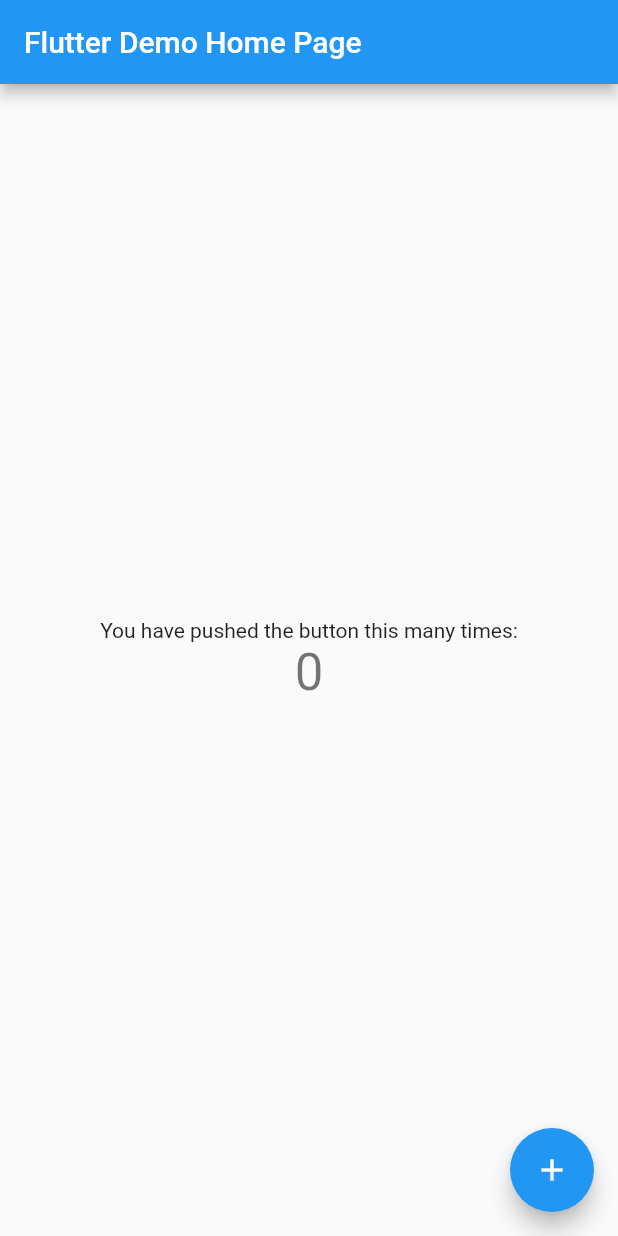
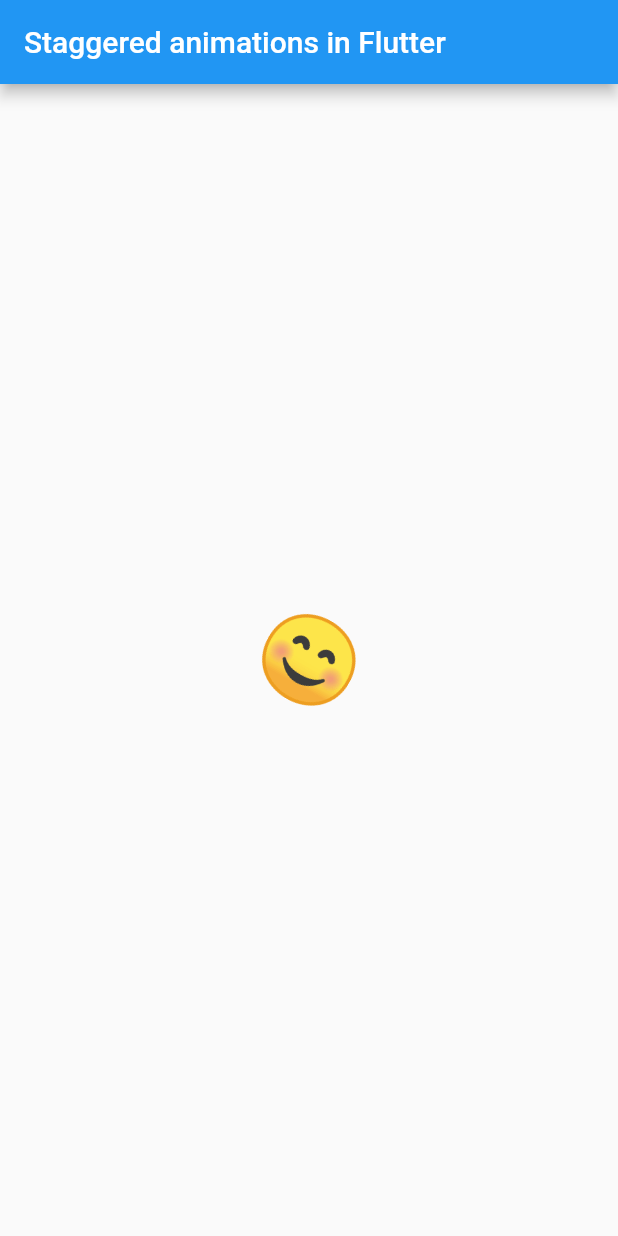
Before and after one commit to ramin-vakili/flutter_staggered_animation_example, a Flutter app: the screen it shows after launch, on a phone screen of 412 x 824 dp. Run offline on Flutter 3.47's test engine with Material 2 defaults, Android fonts, the phone set to English and light mode, and no system bars.

Commit message:
Add sample animation widget

```diff
--- a/lib/main.dart
+++ b/lib/main.dart
@@ -13,103 +13,71 @@ class MyApp extends StatelessWidget {
     return MaterialApp(
       title: 'Flutter Demo',
       theme: ThemeData(
-        // This is the theme of your application.
-        //
-        // Try running your application with "flutter run". You'll see the
-        // application has a blue toolbar. Then, without quitting the app, try
-        // changing the primarySwatch below to Colors.green and then invoke
-        // "hot reload" (press "r" in the console where you ran "flutter run",
-        // or simply save your changes to "hot reload" in a Flutter IDE).
-        // Notice that the counter didn't reset back to zero; the application
-        // is not restarted.
         primarySwatch: Colors.blue,
       ),
-      home: const MyHomePage(title: 'Flutter Demo Home Page'),
+      home: const HomePage(),
     );
   }
 }
 
-class MyHomePage extends StatefulWidget {
-  const MyHomePage({Key? key, required this.title}) : super(key: key);
-
-  // This widget is the home page of your application. It is stateful, meaning
-  // that it has a State object (defined below) that contains fields that affect
-  // how it looks.
-
-  // This class is the configuration for the state. It holds the values (in this
-  // case the title) provided by the parent (in this case the App widget) and
-  // used by the build method of the State. Fields in a Widget subclass are
-  // always marked "final".
-
-  final String title;
+class HomePage extends StatefulWidget {
+  const HomePage({Key? key}) : super(key: key);
 
   @override
-  State<MyHomePage> createState() => _MyHomePageState();
+  State<HomePage> createState() => _HomePageState();
 }
 
-class _MyHomePageState extends State<MyHomePage> {
-  int _counter = 0;
+class _HomePageState extends State<HomePage>
+    with SingleTickerProviderStateMixin {
+  late final AnimationController _animationController;
+  late final Animation<double> _rotateAnimation;
+  late final Animation<Offset> _shakeAnimation;
 
-  void _incrementCounter() {
-    setState(() {
-      // This call to setState tells the Flutter framework that something has
-      // changed in this State, which causes it to rerun the build method below
-      // so that the display can reflect the updated values. If we changed
-      // _counter without calling setState(), then the build method would not be
-      // called again, and so nothing would appear to happen.
-      _counter++;
-    });
+  @override
+  void initState() {
+    super.initState();
+
+    _animationController = AnimationController(
+      vsync: this,
+      duration: const Duration(seconds: 2),
+    )..repeat(reverse: true);
+
+    _rotateAnimation = CurvedAnimation(
+      parent: _animationController,
+      curve: const Interval(0, 0.5, curve: Curves.easeInOut),
+    );
+
+    _shakeAnimation = Tween<Offset>(
+      begin: const Offset(0, 0),
+      end: const Offset(0, 0.2),
+    ).animate(
+      CurvedAnimation(
+        parent: _animationController,
+        curve: const Interval(0.5, 1, curve: Curves.elasticIn),
+      ),
+    );
+  }
+
+  @override
+  void dispose() {
+    _animationController.dispose();
+    super.dispose();
   }
 
   @override
   Widget build(BuildContext context) {
-    // This method is rerun every time setState is called, for instance as done
-    // by the _incrementCounter method above.
-    //
-    // The Flutter framework has been optimized to make rerunning build methods
-    // fast, so that you can just rebuild anything that needs updating rather
-    // than having to individually change instances of widgets.
     return Scaffold(
       appBar: AppBar(
-        // Here we take the value from the MyHomePage object that was created by
-        // the App.build method, and use it to set our appbar title.
-        title: Text(widget.title),
+        title: const Text('Staggered animations in Flutter'),
       ),
       body: Center(
-        // Center is a layout widget. It takes a single child and positions it
-        // in the middle of the parent.
-        child: Column(
-          // Column is also a layout widget. It takes a list of children and
-          // arranges them vertically. By default, it sizes itself to fit its
-          // children horizontally, and tries to be as tall as its parent.
-          //
-          // Invoke "debug painting" (press "p" in the console, choose the
-          // "Toggle Debug Paint" action from the Flutter Inspector in Android
-          // Studio, or the "Toggle Debug Paint" command in Visual Studio Code)
-          // to see the wireframe for each widget.
-          //
-          // Column has various properties to control how it sizes itself and
-          // how it positions its children. Here we use mainAxisAlignment to
-          // center the children vertically; the main axis here is the vertical
-          // axis because Columns are vertical (the cross axis would be
-          // horizontal).
-          mainAxisAlignment: MainAxisAlignment.center,
-          children: <Widget>[
-            const Text(
-              'You have pushed the button this many times:',
-            ),
-            Text(
-              '$_counter',
-              style: Theme.of(context).textTheme.headline4,
-            ),
-          ],
+        child: RotationTransition(
+          turns: _rotateAnimation,
+          child: SlideTransition(
+              position: _shakeAnimation,
+              child: const Text('😊', style: TextStyle(fontSize: 56))),
         ),
       ),
-      floatingActionButton: FloatingActionButton(
-        onPressed: _incrementCounter,
-        tooltip: 'Increment',
-        child: const Icon(Icons.add),
-      ), // This trailing comma makes auto-formatting nicer for build methods.
     );
   }
 }
```
